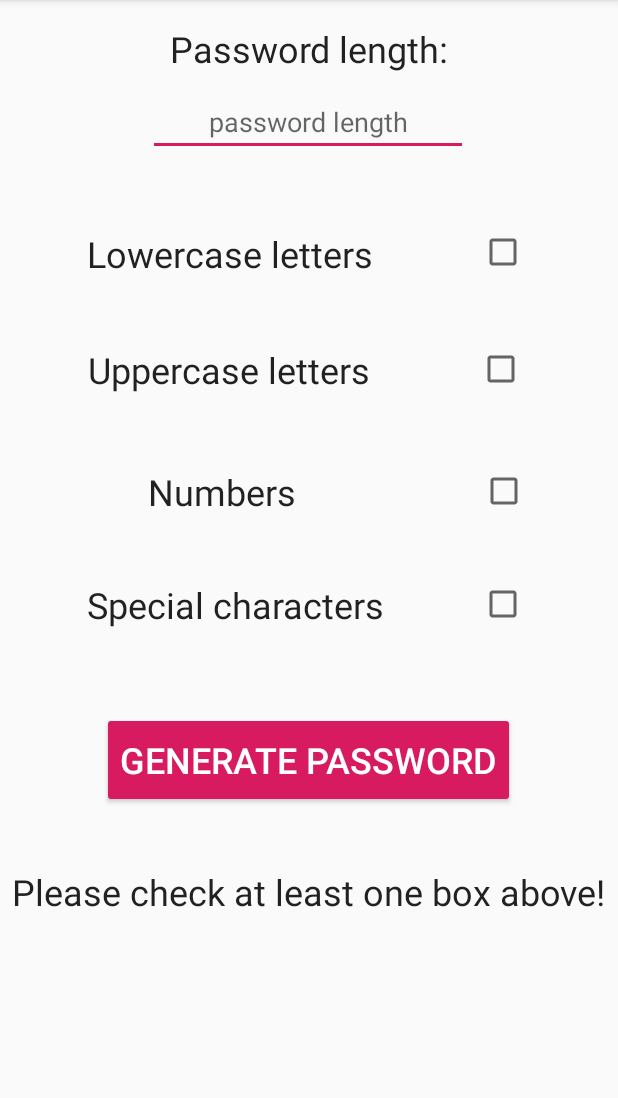
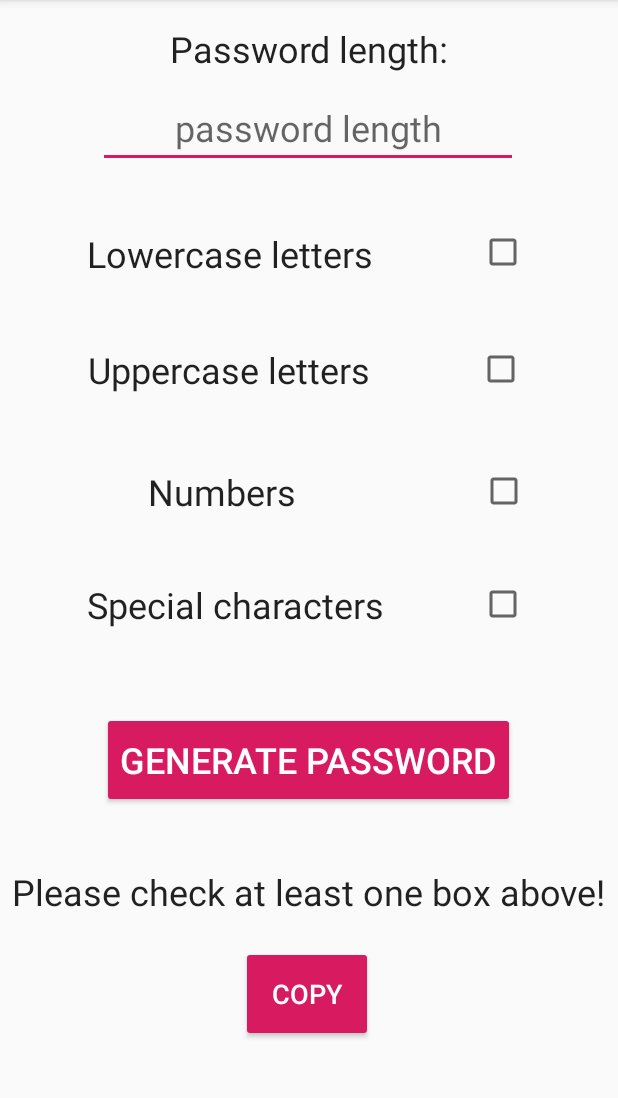
Before and after one commit to ThaiDuongVu/PasswordGenerator, an Android app: the screen it shows after launch (MainActivity), after a tap on "GENERATE PASSWORD", on a phone screen of 412 x 824 dp, the part 84-1182 px from its top. Run offline under Robolectric (Android 15) with nearby library versions, the phone set to English and light mode, and no system bars.

Commit message:
Copy password functionality implemented

```diff
--- a/app/src/main/java/com/thaiduong/passwordgenerator/MainActivity.java
+++ b/app/src/main/java/com/thaiduong/passwordgenerator/MainActivity.java
@@ -2,12 +2,16 @@ package com.thaiduong.passwordgenerator;
 
 import androidx.appcompat.app.AppCompatActivity;
 
+import android.content.ClipData;
+import android.content.ClipboardManager;
+import android.content.Context;
 import android.os.Bundle;
 import android.text.TextUtils;
 import android.view.View;
 import android.widget.CheckBox;
 import android.widget.EditText;
 import android.widget.TextView;
+import android.widget.Toast;
 
 import java.util.Random;
 
@@ -24,6 +28,9 @@ public class MainActivity extends AppCompatActivity {
 
     Random random = new Random();
 
+    private Boolean passwordGenerated;
+    private String password = "";
+
     @Override
     protected void onCreate(Bundle savedInstanceState) {
         super.onCreate(savedInstanceState);
@@ -37,6 +44,8 @@ public class MainActivity extends AppCompatActivity {
         specialCharacterCheckBox = findViewById(R.id.specialCharacterCheckBox);
 
         passwordTextView = findViewById(R.id.password);
+
+        passwordGenerated = false;
     }
 
     public void onGenerateButtonClicked(View view)
@@ -46,7 +55,6 @@ public class MainActivity extends AppCompatActivity {
 
     private String GeneratePassword()
     {
-        String password = "";
         String passwordBase = "";
 
         StringBuilder passwordStringBuilder = new StringBuilder(password);
@@ -79,6 +87,7 @@ public class MainActivity extends AppCompatActivity {
         }
         if (lowercaseCheckBox.isChecked() || uppercaseCheckBox.isChecked() || numberCheckBox.isChecked() || specialCharacterCheckBox.isChecked())
         {
+            password = "";
             if (lowercaseCheckBox.isChecked())
             {
                 passwordBase += lowercaseLetters;
@@ -100,6 +109,7 @@ public class MainActivity extends AppCompatActivity {
             {
                 password += passwordBase.charAt(random.nextInt(passwordBase.length()));
             }
+            passwordGenerated = true;
         }
 
         return password;
@@ -116,4 +126,20 @@ public class MainActivity extends AppCompatActivity {
             return Integer.parseInt(editText.getText().toString());
         }
     }
+
+    public void onCopyButtonPressed(View view)
+    {
+        if (!passwordGenerated)
+        {
+            Toast.makeText(getApplicationContext(), "Password not generated yet!", Toast.LENGTH_SHORT).show();
+        }
+        else
+        {
+            ClipboardManager clipboardManager = (ClipboardManager) getSystemService(Context.CLIPBOARD_SERVICE);
+            ClipData clipData = ClipData.newPlainText(password, password);
+
+            clipboardManager.setPrimaryClip(clipData);
+            Toast.makeText(getApplicationContext(), "Password copied", Toast.LENGTH_SHORT).show();
+        }
+    }
 }
--- a/app/src/main/res/layout/activity_main.xml
+++ b/app/src/main/res/layout/activity_main.xml
@@ -4,7 +4,23 @@
     xmlns:tools="http://schemas.android.com/tools"
     android:layout_width="match_parent"
     android:layout_height="match_parent"
+    android:onClick="onGenerateButtonClicked"
     tools:context=".MainActivity">
+
+    <Button
+        android:id="@+id/copyButton"
+        style="@style/Widget.AppCompat.Button.Colored"
+        android:layout_width="wrap_content"
+        android:layout_height="64dp"
+        android:onClick="onCopyButtonPressed"
+        android:text="@string/copy_button"
+        android:textSize="18sp"
+        app:layout_constraintBottom_toBottomOf="parent"
+        app:layout_constraintEnd_toEndOf="parent"
+        app:layout_constraintHorizontal_bias="0.496"
+        app:layout_constraintStart_toStartOf="parent"
+        app:layout_constraintTop_toTopOf="parent"
+        app:layout_constraintVertical_bias="0.896" />
 
     <EditText
         android:id="@+id/lengthInput"
@@ -15,6 +31,7 @@
         android:hint="@string/password_length"
         android:inputType="number"
         android:textAlignment="center"
+        android:textSize="24sp"
         app:layout_constraintBottom_toBottomOf="parent"
         app:layout_constraintEnd_toEndOf="parent"
         app:layout_constraintHorizontal_bias="0.497"
--- a/app/src/main/res/values/strings.xml
+++ b/app/src/main/res/values/strings.xml
@@ -11,4 +11,6 @@
 
     <string name="generate_button">Generate Password</string>
     <string name="initial_password">PASSWORD</string>
+
+    <string name="copy_button">Copy</string>
 </resources>
```
